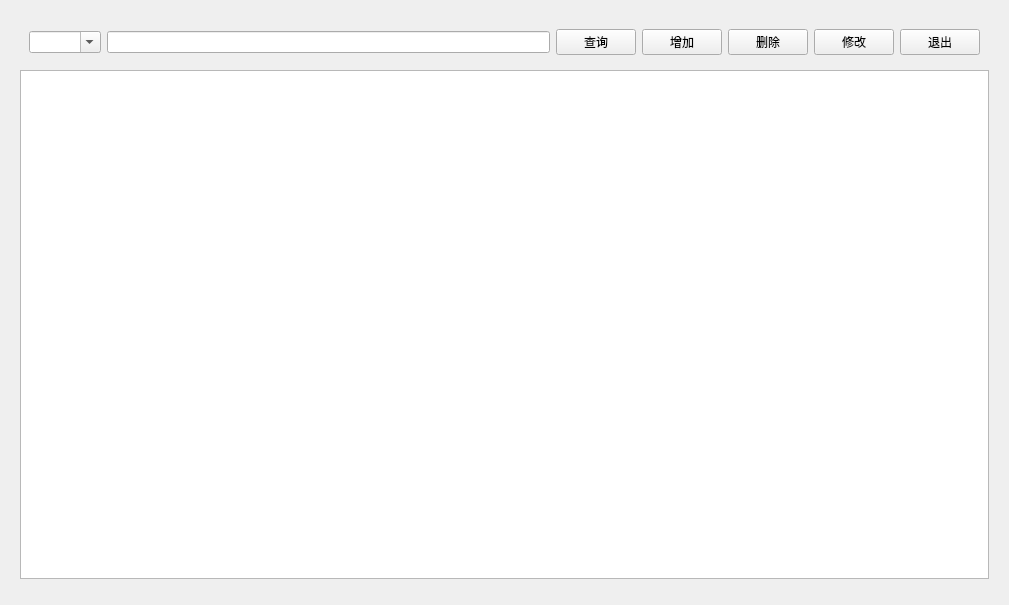
Old version of the form Frontend/MapExploreSimSys/MESSWidgets/UserMgrWidget.ui in the repository 2022SExSA/MapExploreSimSys.
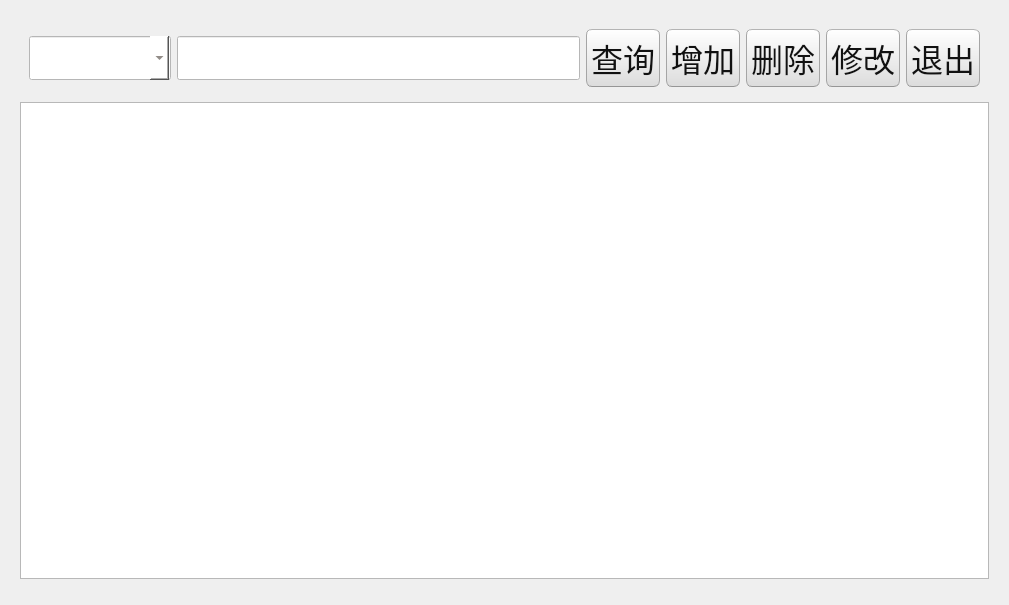
New version of the form.

```diff
--- a/Frontend/MapExploreSimSys/MESSWidgets/UserMgrWidget.ui
+++ b/Frontend/MapExploreSimSys/MESSWidgets/UserMgrWidget.ui
@@ -11,7 +11,508 @@
    </rect>
   </property>
   <property name="windowTitle">
-   <string>Widget</string>
+   <string>多车协作探索实验系统 - 用户管理</string>
+  </property>
+  <property name="styleSheet">
+   <string notr="true">QWidget{ 
+	font-size: 32px;font-family: 'Microsoft YaHei UI';
+}
+/*
+Ubuntu Style Sheet for QT Applications
+Author: Jaime A. Quiroga P.
+Company: GTRONICK
+Last updated: 01/10/2021 (dd/mm/yyyy), 15:18.
+Available at: https://github.com/GTRONICK/QSS/blob/master/Ubuntu.qss
+*/
+QMainWindow {
+	background-color:#f0f0f0;
+}
+QCheckBox {
+	padding:2px;
+}
+QCheckBox:hover {
+	border:1px solid rgb(255,150,60);
+	border-radius:4px;
+	padding: 1px;
+	background-color:qlineargradient(spread:pad, x1:0.5, y1:1, x2:0.5, y2:0, stop:0 rgba(190, 90, 50, 50), stop:1 rgba(250, 130, 40, 50));
+}
+QCheckBox::indicator:checked {
+	border:1px solid rgb(246, 134, 86);
+	border-radius:4px;
+  	background-color:rgb(246, 134, 86)
+}
+QCheckBox::indicator:unchecked {
+	border-width:1px solid rgb(246, 134, 86);
+	border-radius:4px;
+  	background-color:rgb(255,255,255);
+}
+QColorDialog {
+	background-color:#f0f0f0;
+}
+QComboBox {
+	color:rgb(81,72,65);
+	background: #ffffff;
+}
+QComboBox:editable {
+	selection-color:rgb(81,72,65);
+	selection-background-color: #ffffff;
+}
+QComboBox QAbstractItemView {
+	selection-color: #ffffff;
+	selection-background-color: rgb(246, 134, 86);
+}
+QComboBox:!editable:on, QComboBox::drop-down:editable:on {
+	color:  #1e1d23;	
+}
+QDateTimeEdit, QDateEdit, QDoubleSpinBox, QFontComboBox {
+	color:rgb(81,72,65);
+	background-color: #ffffff;
+}
+
+QDialog {
+	background-color:#f0f0f0;
+}
+
+QLabel,QLineEdit {
+	color:rgb(17,17,17);
+}
+QLineEdit {
+	background-color:rgb(255,255,255);
+	selection-background-color:rgb(236,116,64);
+}
+QMenuBar {
+	color:rgb(223,219,210);
+	background-color:rgb(65,64,59);
+}
+QMenuBar::item {
+	padding-top:4px;
+	padding-left:4px;
+	padding-right:4px;
+	color:rgb(223,219,210);
+	background-color:rgb(65,64,59);
+}
+QMenuBar::item:selected {
+	color:rgb(255,255,255);
+	padding-top:2px;
+	padding-left:2px;
+	padding-right:2px;
+	border-top-width:2px;
+	border-left-width:2px;
+	border-right-width:2px;
+	border-top-right-radius:4px;
+	border-top-left-radius:4px;
+	border-style:solid;
+	background-color:rgb(65,64,59);
+	border-top-color: rgb(47,47,44);
+	border-right-color: qlineargradient(spread:pad, x1:0, y1:1, x2:1, y2:0, stop:0 rgba(90, 87, 78, 255), stop:1 rgba(47,47,44, 255));
+	border-left-color:  qlineargradient(spread:pad, x1:1, y1:0, x2:0, y2:0, stop:0 rgba(90, 87, 78, 255), stop:1 rgba(47,47,44, 255));
+}
+QMenu {
+	color:rgb(223,219,210);
+	background-color:rgb(65,64,59);
+}
+QMenu::item {
+	color:rgb(223,219,210);
+	padding:4px 10px 4px 20px;
+}
+QMenu::item:selected {
+	color:rgb(255,255,255);
+	background-color: qlineargradient(spread:pad, x1:0.5, y1:1, x2:0.5, y2:0, stop:0 rgba(225, 108, 54, 255), stop:1 rgba(246, 134, 86, 255));
+	border-style:solid;
+	border-width:3px;
+	padding:4px 7px 4px 17px;
+	border-bottom-color:qlineargradient(spread:pad, x1:0.5, y1:1, x2:0.5, y2:0, stop:0 rgba(175,85,48,255), stop:1 rgba(236,114,67, 255));
+	border-top-color:qlineargradient(spread:pad, x1:0.5, y1:1, x2:0.5, y2:0, stop:0 rgba(253,156,113,255), stop:1 rgba(205,90,46, 255));
+	border-right-color:qlineargradient(spread:pad, x1:0, y1:0.5, x2:1, y2:0.5, stop:0 rgba(253,156,113,255), stop:1 rgba(205,90,46, 255));
+	border-left-color:qlineargradient(spread:pad, x1:1, y1:0.5, x2:0, y2:0.5, stop:0 rgba(253,156,113,255), stop:1 rgba(205,90,46, 255));
+}
+QPlainTextEdit {
+	border: 1px solid transparent;
+	color:rgb(17,17,17);
+	selection-background-color:rgb(236,116,64);
+    background-color: #FFFFFF;
+}
+QProgressBar {
+	text-align: center;
+	color: rgb(0, 0, 0);
+	border: 1px inset rgb(150,150,150); 
+	border-radius: 10px;
+	background-color:rgb(221,221,219);
+}
+QProgressBar::chunk:horizontal {
+	background-color: qlineargradient(spread:pad, x1:0.5, y1:1, x2:0.5, y2:0, stop:0 rgba(225, 108, 54, 255), stop:1 rgba(246, 134, 86, 255));
+	border:1px solid;
+	border-radius:8px;
+	border-bottom-color:qlineargradient(spread:pad, x1:0.5, y1:1, x2:0.5, y2:0, stop:0 rgba(175,85,48,255), stop:1 rgba(236,114,67, 255));
+	border-top-color:qlineargradient(spread:pad, x1:0.5, y1:1, x2:0.5, y2:0, stop:0 rgba(253,156,113,255), stop:1 rgba(205,90,46, 255));
+	border-right-color:qlineargradient(spread:pad, x1:0, y1:0.5, x2:1, y2:0.5, stop:0 rgba(253,156,113,255), stop:1 rgba(205,90,46, 255));
+	border-left-color:qlineargradient(spread:pad, x1:1, y1:0.5, x2:0, y2:0.5, stop:0 rgba(253,156,113,255), stop:1 rgba(205,90,46, 255));
+}
+QPushButton{
+	color:rgb(17,17,17);
+	border-width: 1px;
+	border-radius: 6px;
+	border-bottom-color: rgb(150,150,150);
+	border-right-color: rgb(165,165,165);
+	border-left-color: rgb(165,165,165);
+	border-top-color: rgb(180,180,180);
+	border-style: solid;
+	padding: 4px;
+	background-color: qlineargradient(spread:pad, x1:0.5, y1:1, x2:0.5, y2:0, stop:0 rgba(220, 220, 220, 255), stop:1 rgba(255, 255, 255, 255));
+}
+QPushButton:hover{
+	color:rgb(17,17,17);
+	border-width: 1px;
+	border-radius:6px;
+	border-top-color: rgb(255,150,60);
+	border-right-color: qlineargradient(spread:pad, x1:0, y1:1, x2:1, y2:0, stop:0 rgba(200, 70, 20, 255), stop:1 rgba(255,150,60, 255));
+	border-left-color:  qlineargradient(spread:pad, x1:1, y1:0, x2:0, y2:0, stop:0 rgba(200, 70, 20, 255), stop:1 rgba(255,150,60, 255));
+	border-bottom-color: rgb(200,70,20);
+	border-style: solid;
+	padding: 2px;
+	background-color: qlineargradient(spread:pad, x1:0.5, y1:1, x2:0.5, y2:0, stop:0 rgba(220, 220, 220, 255), stop:1 rgba(255, 255, 255, 255));
+}
+QPushButton:default{
+	color:rgb(17,17,17);
+	border-width: 1px;
+	border-radius:6px;
+	border-top-color: rgb(255,150,60);
+	border-right-color: qlineargradient(spread:pad, x1:0, y1:1, x2:1, y2:0, stop:0 rgba(200, 70, 20, 255), stop:1 rgba(255,150,60, 255));
+	border-left-color:  qlineargradient(spread:pad, x1:1, y1:0, x2:0, y2:0, stop:0 rgba(200, 70, 20, 255), stop:1 rgba(255,150,60, 255));
+	border-bottom-color: rgb(200,70,20);
+	border-style: solid;
+	padding: 2px;
+	background-color: qlineargradient(spread:pad, x1:0.5, y1:1, x2:0.5, y2:0, stop:0 rgba(220, 220, 220, 255), stop:1 rgba(255, 255, 255, 255));
+}
+QPushButton:pressed{
+	color:rgb(17,17,17);
+	border-width: 1px;
+	border-radius: 6px;
+	border-width: 1px;
+	border-top-color: rgba(255,150,60,200);
+	border-right-color: qlineargradient(spread:pad, x1:0, y1:1, x2:1, y2:0, stop:0 rgba(200, 70, 20, 255), stop:1 rgba(255,150,60, 200));
+	border-left-color:  qlineargradient(spread:pad, x1:1, y1:0, x2:0, y2:0, stop:0 rgba(200, 70, 20, 255), stop:1 rgba(255,150,60, 200));
+	border-bottom-color: rgba(200,70,20,200);
+	border-style: solid;
+	padding: 2px;
+	background-color: qlineargradient(spread:pad, x1:0.5, y1:0, x2:0.5, y2:1, stop:0 rgba(220, 220, 220, 255), stop:1 rgba(255, 255, 255, 255));
+}
+QPushButton:disabled{
+	color:rgb(174,167,159);
+	border-width: 1px;
+	border-radius: 6px;
+	background-color: qlineargradient(spread:pad, x1:0.5, y1:1, x2:0.5, y2:0, stop:0 rgba(200, 200, 200, 255), stop:1 rgba(230, 230, 230, 255));
+}
+QRadioButton {
+	padding: 1px;
+}
+QRadioButton::indicator:checked {
+	height: 10px;
+	width: 10px;
+	border-style:solid;
+	border-radius:5px;
+	border-width: 1px;
+	border-color: rgba(246, 134, 86, 255);
+	color: #a9b7c6;
+	background-color:rgba(246, 134, 86, 255);
+}
+QRadioButton::indicator:!checked {
+	height: 10px;
+	width: 10px;
+	border-style:solid;
+	border-radius:5px;
+	border-width: 1px;
+	border-color: rgb(246, 134, 86);
+	color: #a9b7c6;
+	background-color: transparent;
+}
+QScrollArea {
+	color: white;
+	background-color:#f0f0f0;
+}
+QSlider::groove {
+	border-style: solid;
+	border-width: 1px;
+	border-color: rgb(207,207,207);
+}
+QSlider::groove:horizontal {
+	height: 5px;
+	background: rgb(246, 134, 86);
+}
+QSlider::groove:vertical {
+	width: 5px;
+	background: rgb(246, 134, 86);
+}
+QSlider::handle:horizontal {
+	background: rgb(253,253,253);
+	border-style: solid;
+	border-width: 1px;
+	border-color: rgb(207,207,207);
+	width: 12px;
+	margin: -5px 0;
+	border-radius: 7px;
+}
+QSlider::handle:vertical {
+	background: rgb(253,253,253);
+	border-style: solid;
+	border-width: 1px;
+	border-color: rgb(207,207,207);
+	height: 12px;
+	margin: 0 -5px;
+	border-radius: 7px;
+}
+QSlider::add-page:horizontal, QSlider::add-page:vertical {
+ 	background: white;
+}
+QSlider::sub-page:horizontal, QSlider::sub-page:vertical {
+	background: rgb(246, 134, 86);
+}
+QStatusBar, QSpinBox {
+	color:rgb(81,72,65);
+}
+QSpinBox {
+	background-color: #ffffff;
+}
+QScrollBar:horizontal {
+	max-height: 20px;
+	border: 1px transparent;
+	margin: 0px 20px 0px 20px;
+}
+QScrollBar::handle:horizontal {
+	background: rgb(253,253,253);
+	border: 1px solid rgb(207,207,207);
+	border-radius: 7px;
+	min-width: 25px;
+}
+QScrollBar::handle:horizontal:hover {
+	background: rgb(253,253,253);
+	border: 1px solid rgb(255,150,60);
+	border-radius: 7px;
+	min-width: 25px;
+}
+QScrollBar::add-line:horizontal {
+  	border: 1px solid rgb(207,207,207);
+  	border-top-right-radius: 7px;
+  	border-top-left-radius: 7px;
+  	border-bottom-right-radius: 7px;
+  	background: rgb(255, 255, 255);
+  	width: 20px;
+  	subcontrol-position: right;
+  	subcontrol-origin: margin;
+}
+QScrollBar::add-line:horizontal:hover {
+  	border: 1px solid rgb(255,150,60);
+  	border-top-right-radius: 7px;
+  	border-top-left-radius: 7px;
+  	border-bottom-right-radius: 7px;
+  	background: rgb(255, 255, 255);
+  	width: 20px;
+  	subcontrol-position: right;
+  	subcontrol-origin: margin;
+}
+QScrollBar::add-line:horizontal:pressed {
+  	border: 1px solid grey;
+  	border-top-left-radius: 7px;
+  	border-top-right-radius: 7px;
+  	border-bottom-right-radius: 7px;
+  	background: rgb(231,231,231);
+  	width: 20px;
+  	subcontrol-position: right;
+  	subcontrol-origin: margin;
+}
+QScrollBar::sub-line:horizontal {
+  	border: 1px solid rgb(207,207,207);
+  	border-top-right-radius: 7px;
+  	border-top-left-radius: 7px;
+  	border-bottom-left-radius: 7px;
+  	background: rgb(255, 255, 255);
+  	width: 20px;
+  	subcontrol-position: left;
+  	subcontrol-origin: margin;
+}
+QScrollBar::sub-line:horizontal:hover {
+  	border: 1px solid rgb(255,150,60);
+  	border-top-right-radius: 7px;
+  	border-top-left-radius: 7px;
+  	border-bottom-left-radius: 7px;
+  	background: rgb(255, 255, 255);
+  	width: 20px;
+  	subcontrol-position: left;
+  	subcontrol-origin: margin;
+}
+QScrollBar::sub-line:horizontal:pressed {
+  	border: 1px solid grey;
+  	border-top-right-radius: 7px;
+  	border-top-left-radius: 7px;
+  	border-bottom-left-radius: 7px;
+  	background: rgb(231,231,231);
+  	width: 20px;
+  	subcontrol-position: left;
+  	subcontrol-origin: margin;
+}
+QScrollBar::left-arrow:horizontal {
+  	border: 1px transparent grey;
+  	border-top-left-radius: 3px;
+  	border-bottom-left-radius: 3px;
+  	width: 6px;
+  	height: 6px;
+  	background: rgb(230,230,230);
+}
+QScrollBar::right-arrow:horizontal {
+	border: 1px transparent grey;
+	border-top-right-radius: 3px;
+	border-bottom-right-radius: 3px;
+  	width: 6px;
+  	height: 6px;
+ 	background: rgb(230,230,230);
+}
+QScrollBar::add-page:horizontal, QScrollBar::sub-page:horizontal {
+ 	background: none;
+} 
+QScrollBar:vertical {
+	max-width: 20px;
+	border: 1px transparent grey;
+	margin: 20px 0px 20px 0px;
+}
+QScrollBar::add-line:vertical {
+	border: 1px solid;
+	border-color: rgb(207,207,207);
+	border-bottom-right-radius: 7px;
+	border-bottom-left-radius: 7px;
+	border-top-left-radius: 7px;
+	background: rgb(255, 255, 255);
+  	height: 20px;
+  	subcontrol-position: bottom;
+  	subcontrol-origin: margin;
+}
+QScrollBar::add-line:vertical:hover {
+  	border: 1px solid;
+  	border-color: rgb(255,150,60);
+  	border-bottom-right-radius: 7px;
+  	border-bottom-left-radius: 7px;
+  	border-top-left-radius: 7px;
+  	background: rgb(255, 255, 255);
+  	height: 20px;
+  	subcontrol-position: bottom;
+  	subcontrol-origin: margin;
+}
+QScrollBar::add-line:vertical:pressed {
+  	border: 1px solid grey;
+  	border-bottom-left-radius: 7px;
+  	border-bottom-right-radius: 7px;
+  	border-top-left-radius: 7px;
+  	background: rgb(231,231,231);
+  	height: 20px;
+  	subcontrol-position: bottom;
+  	subcontrol-origin: margin;
+}
+QScrollBar::sub-line:vertical {
+  	border: 1px solid rgb(207,207,207);
+  	border-top-right-radius: 7px;
+  	border-top-left-radius: 7px;
+  	border-bottom-left-radius: 7px;
+  	background: rgb(255, 255, 255);
+  	height: 20px;
+  	subcontrol-position: top;
+  	subcontrol-origin: margin;
+}
+QScrollBar::sub-line:vertical:hover {
+  	border: 1px solid rgb(255,150,60);
+  	border-top-right-radius: 7px;
+  	border-top-left-radius: 7px;
+  	border-bottom-left-radius: 7px;
+	background: rgb(255, 255, 255);
+  	height: 20px;
+  	subcontrol-position: top;
+  	subcontrol-origin: margin;
+}
+QScrollBar::sub-line:vertical:pressed {
+  	border: 1px solid grey;
+  	border-top-left-radius: 7px;
+  	border-top-right-radius: 7px;
+  	background: rgb(231,231,231);
+ 	height: 20px;
+  	subcontrol-position: top;
+  	subcontrol-origin: margin;
+}
+QScrollBar::handle:vertical {
+	background: rgb(253,253,253);
+	border: 1px solid rgb(207,207,207);
+	border-radius: 7px;
+	min-height: 25px;
+}
+QScrollBar::handle:vertical:hover {
+	background: rgb(253,253,253);
+	border: 1px solid rgb(255,150,60);
+	border-radius: 7px;
+	min-height: 25px;
+}
+QScrollBar::up-arrow:vertical {
+	border: 1px transparent grey;
+  	border-top-left-radius: 3px;
+	border-top-right-radius: 3px;
+  	width: 6px;
+  	height: 6px;
+  	background: rgb(230,230,230);
+}
+QScrollBar::down-arrow:vertical {
+  	border: 1px transparent grey;
+  	border-bottom-left-radius: 3px;
+  	border-bottom-right-radius: 3px;
+  	width: 6px;
+  	height: 6px;
+  	background: rgb(230,230,230);
+}
+QScrollBar::add-page:vertical, QScrollBar::sub-page:vertical {
+  	background: none;
+}
+QTabWidget {
+	color:rgb(0,0,0);
+	background-color:rgb(247,246,246);
+}
+QTabWidget::pane {
+	border-color: rgb(180,180,180);
+	background-color:rgb(247,246,246);
+	border-style: solid;
+	border-width: 1px;
+  	border-radius: 6px;
+}
+QTabBar::tab {
+	padding-left:4px;
+	padding-right:4px;
+	padding-bottom:2px;
+	padding-top:2px;
+	color:rgb(81,72,65);
+  	background-color: qlineargradient(spread:pad, x1:0.5, y1:1, x2:0.5, y2:0, stop:0 rgba(221,218,217,255), stop:1 rgba(240,239,238,255));
+	border-style: solid;
+	border-width: 1px;
+  	border-top-right-radius:4px;
+	border-top-left-radius:4px;
+	border-top-color: rgb(180,180,180);
+	border-left-color: rgb(180,180,180);
+	border-right-color: rgb(180,180,180);
+	border-bottom-color: transparent;
+}
+QTabBar::tab:selected, QTabBar::tab:last:selected, QTabBar::tab:hover {
+  	background-color:rgb(247,246,246);
+  	margin-left: 0px;
+  	margin-right: 1px;
+}
+QTabBar::tab:!selected {
+	margin-top: 1px;
+	margin-right: 1px;
+}
+QTextEdit {
+	border-width: 1px;
+	border-style: solid;
+	border-color:transparent;
+	color:rgb(17,17,17);
+	selection-background-color:rgb(236,116,64);
+}
+QTimeEdit, QToolBox, QToolBox::tab, QToolBox::tab:selected {
+	color:rgb(81,72,65);
+	background-color: #ffffff;
+}</string>
   </property>
   <layout class="QGridLayout" name="gridLayout">
    <item row="0" column="0">
```
